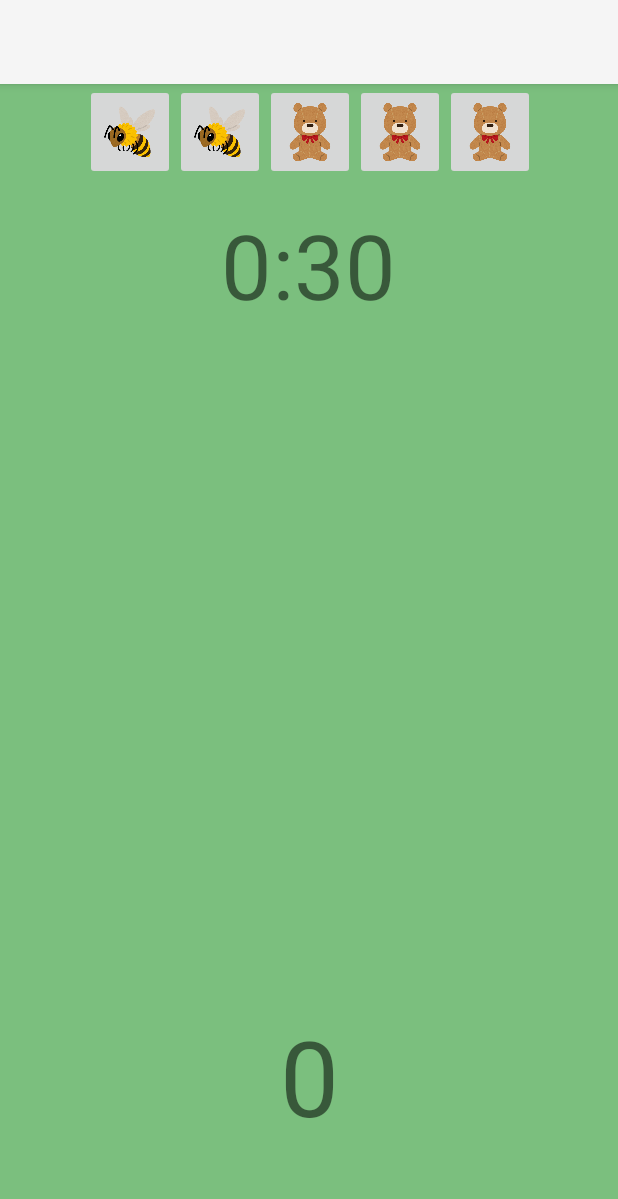
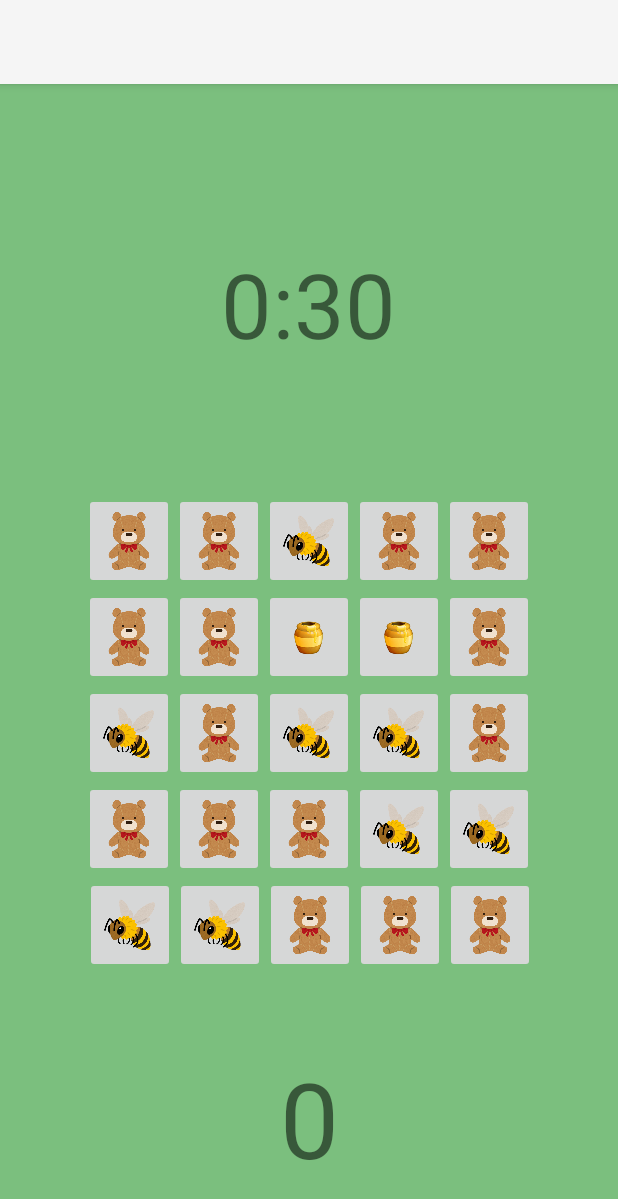
Before and after one commit to lit-android/app-jam-guppe, an Android app: the screen it shows after launch (MainActivity), on a phone screen of 412 x 824 dp. Shown: the top 1199 px of the screen. Run offline under Robolectric (Android 15) with nearby library versions, the phone set to English and light mode, and no system bars.

Commit message:
layout win

```diff
--- a/app/src/main/res/layout/activity_main.xml
+++ b/app/src/main/res/layout/activity_main.xml
@@ -11,7 +11,7 @@
         android:id="@+id/numberTextView"
         android:layout_width="wrap_content"
         android:layout_height="wrap_content"
-        android:layout_marginBottom="60dp"
+        android:layout_marginBottom="32dp"
         android:text="0"
         android:textSize="70sp"
         app:layout_constraintBottom_toBottomOf="parent"
@@ -49,12 +49,13 @@
         android:id="@+id/bear2"
         android:layout_width="60dp"
         android:layout_height="64dp"
+        android:layout_marginBottom="50dp"
         android:scaleType="fitCenter"
+        app:layout_constraintBottom_toTopOf="@+id/numberTextView"
         app:layout_constraintEnd_toEndOf="parent"
         app:layout_constraintHorizontal_bias="0.501"
         app:layout_constraintStart_toStartOf="parent"
-        app:srcCompat="@drawable/bear"
-        tools:layout_editor_absoluteY="462dp" />
+        app:srcCompat="@drawable/bear" />
 
     <ImageButton
         android:id="@+id/bee4"
@@ -254,16 +255,13 @@
         android:layout_width="wrap_content"
         android:layout_height="wrap_content"
         android:layout_marginTop="80dp"
+        android:layout_marginBottom="60dp"
         android:text="0:30"
         android:textSize="60sp"
+        app:layout_constraintBottom_toTopOf="@+id/bee8"
         app:layout_constraintEnd_toEndOf="parent"
         app:layout_constraintHorizontal_bias="0.498"
         app:layout_constraintStart_toStartOf="parent"
         app:layout_constraintTop_toTopOf="parent" />
 
-    <androidx.constraintlayout.helper.widget.Flow
-        android:id="@+id/flow"
-        android:layout_width="wrap_content"
-        android:layout_height="wrap_content" />
-
 </androidx.constraintlayout.widget.ConstraintLayout>
```
